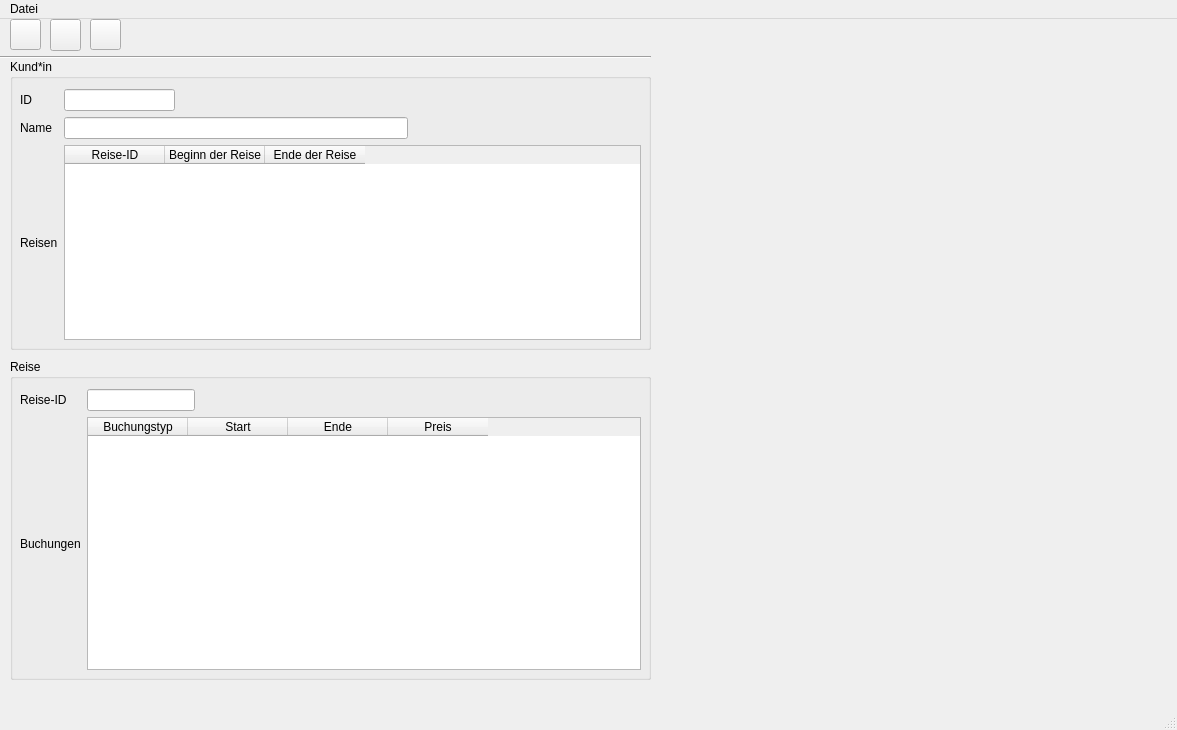
This is travelagencyui.ui in pchiu02/pg2Praktikum_Malcherek as Qt 5 draws it before an edit. The edited form follows.
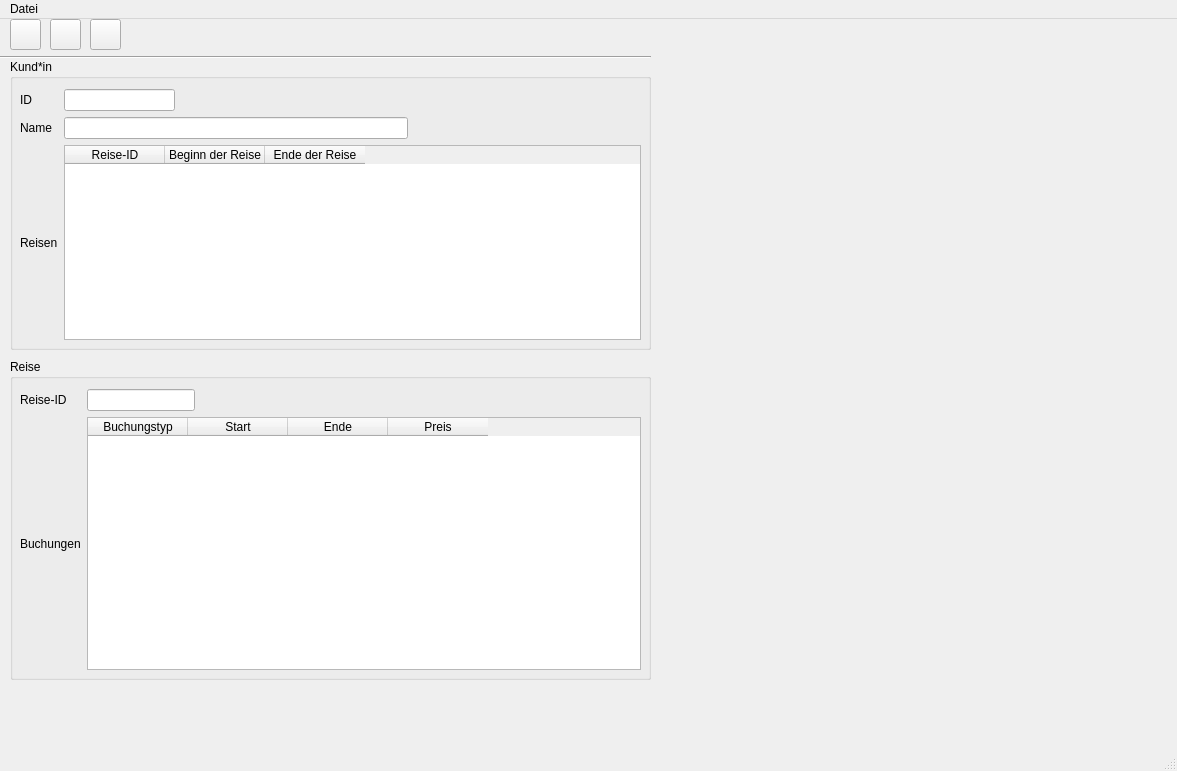
This is the edited form. Icons and pictures are not drawn.

Diff of the .ui file:
```diff
--- a/travelagencyui.ui
+++ b/travelagencyui.ui
@@ -7,7 +7,7 @@
     <x>0</x>
     <y>0</y>
     <width>1177</width>
-    <height>730</height>
+    <height>771</height>
    </rect>
   </property>
   <property name="windowTitle">
@@ -37,7 +37,7 @@
       <x>50</x>
       <y>0</y>
       <width>31</width>
-      <height>32</height>
+      <height>31</height>
      </rect>
     </property>
     <property name="text">
```
Left out of the diff: 2 changed lines with no effect on the pictures.
